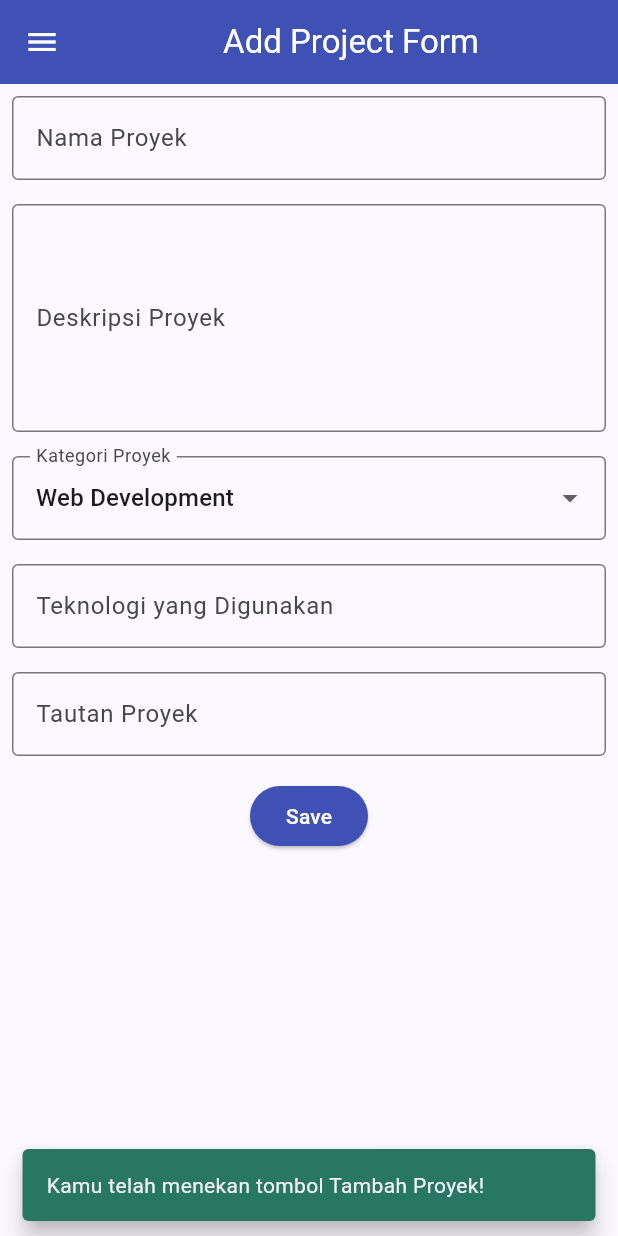
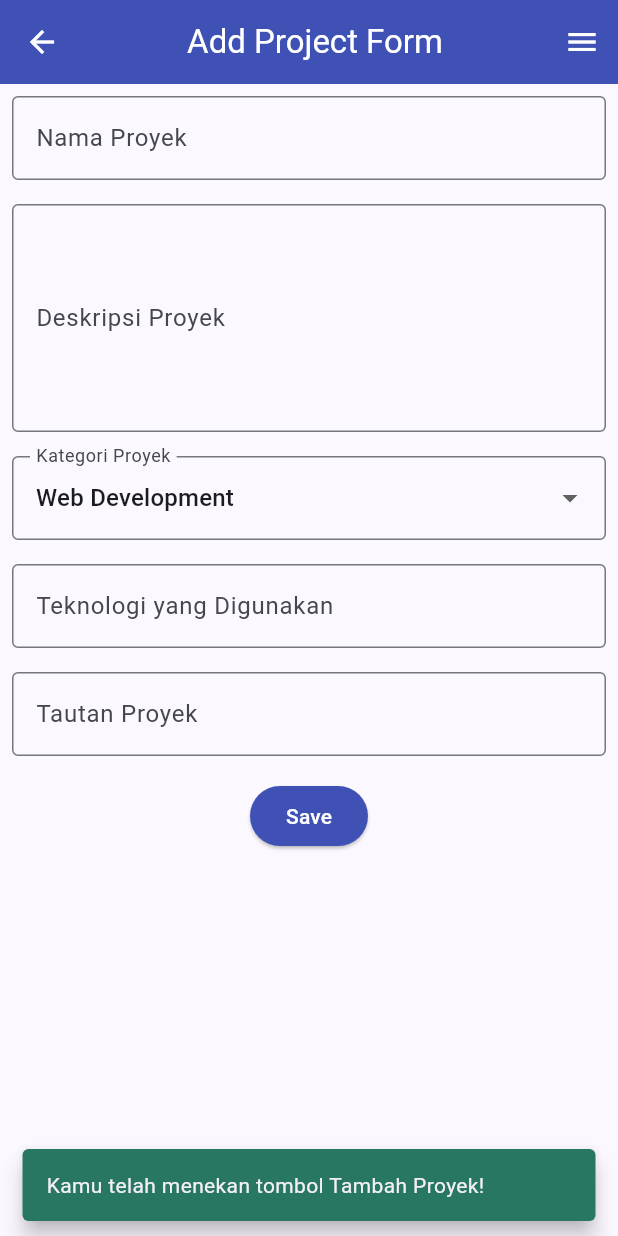
Before and after one commit to SutaKarmana/myportofolio_mobile, a Flutter app: the screen it shows after launch, after a tap on "Tambah Proyek", on a phone screen of 412 x 824 dp. Run offline on Flutter 3.47's test engine with Material 3 defaults, Android fonts, the phone set to English and light mode, and no system bars; our stand-ins replace material_ui.

Commit message:
feat: Menambahkan tombol kembali pada formulir proyek

```diff
--- a/lib/screens/project_form.dart
+++ b/lib/screens/project_form.dart
@@ -1,4 +1,6 @@
 import 'package:material_ui/material_ui.dart';
+
+import '../navigation/home_navigation.dart';
 
 class ProjectFormPage extends StatefulWidget {
   const ProjectFormPage({super.key, this.drawer});
@@ -75,6 +77,13 @@ class _ProjectFormPageState extends State<ProjectFormPage> {
     return Scaffold(
       appBar: AppBar(
         title: const Center(child: Text('Add Project Form')),
+        leading: BackButton(
+          onPressed: () => returnToPortfolioHome(
+            Navigator.of(context),
+            isFirstRoute: ModalRoute.of(context)!.isFirst,
+          ),
+        ),
+        actions: [if (widget.drawer != null) const DrawerButton()],
         backgroundColor: Colors.indigo,
         foregroundColor: Colors.white,
       ),
```
Also changed, not shown: 1 other file.
